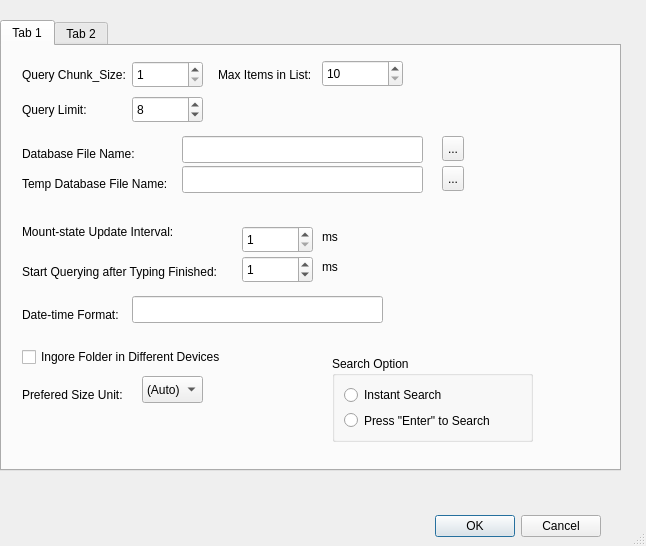
Before: the Qt Designer form src/DawnlightSearch/Ui_advanced_setting_dialog.ui in chg-hou/DawnlightSearch, drawn with Qt 5.
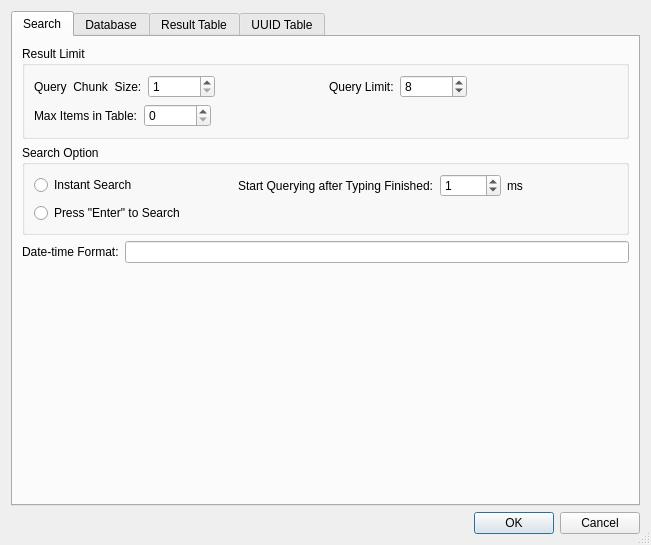
After: the same form once the commit is applied.

```diff
--- a/src/DawnlightSearch/Ui_advanced_setting_dialog.ui
+++ b/src/DawnlightSearch/Ui_advanced_setting_dialog.ui
@@ -6,8 +6,8 @@
    <rect>
     <x>0</x>
     <y>0</y>
-    <width>646</width>
-    <height>546</height>
+    <width>651</width>
+    <height>545</height>
    </rect>
   </property>
   <property name="windowTitle">
@@ -16,49 +16,56 @@
   <property name="sizeGripEnabled">
    <bool>true</bool>
   </property>
-  <widget class="QDialogButtonBox" name="buttonBox">
-   <property name="geometry">
-    <rect>
-     <x>260</x>
-     <y>510</y>
-     <width>341</width>
-     <height>32</height>
-    </rect>
-   </property>
-   <property name="orientation">
-    <enum>Qt::Horizontal</enum>
-   </property>
-   <property name="standardButtons">
-    <set>QDialogButtonBox::Cancel|QDialogButtonBox::Ok</set>
-   </property>
-  </widget>
+  <layout class="QVBoxLayout" name="verticalLayout_7">
+   <item>
   <widget class="QTabWidget" name="tabWidget">
-   <property name="geometry">
-    <rect>
-     <x>0</x>
-     <y>20</y>
-     <width>621</width>
-     <height>451</height>
-    </rect>
+     <property name="focusPolicy">
+      <enum>Qt::TabFocus</enum>
+     </property>
+     <property name="tabShape">
+      <enum>QTabWidget::Rounded</enum>
    </property>
    <property name="currentIndex">
     <number>0</number>
    </property>
+     <property name="usesScrollButtons">
+      <bool>true</bool>
+     </property>
+     <property name="documentMode">
+      <bool>false</bool>
+     </property>
+     <property name="tabsClosable">
+      <bool>false</bool>
+     </property>
+     <property name="movable">
+      <bool>true</bool>
+     </property>
+     <property name="tabBarAutoHide">
+      <bool>true</bool>
+     </property>
    <widget class="QWidget" name="tab">
     <attribute name="title">
-     <string>Tab 1</string>
-    </attribute>
+       <string>Search</string>
+      </attribute>
+      <layout class="QVBoxLayout" name="verticalLayout_6">
+       <item>
+        <widget class="QGroupBox" name="groupBox_8">
+         <property name="title">
+          <string>Result Limit</string>
+         </property>
+         <layout class="QGridLayout" name="gridLayout_2">
+          <item row="0" column="0">
+           <layout class="QHBoxLayout" name="horizontalLayout_7">
+            <item>
     <widget class="QLabel" name="label_query_chuck_size">
-     <property name="geometry">
-      <rect>
-       <x>20</x>
-       <y>20</y>
-       <width>121</width>
-       <height>17</height>
-      </rect>
+              <property name="sizePolicy">
+               <sizepolicy hsizetype="Preferred" vsizetype="Preferred">
+                <horstretch>0</horstretch>
+                <verstretch>0</verstretch>
+               </sizepolicy>
      </property>
      <property name="text">
-      <string>Query Chunk_Size:</string>
+               <string>Query  Chunk  Size:</string>
      </property>
      <property name="scaledContents">
       <bool>false</bool>
@@ -67,14 +74,14 @@
       <bool>false</bool>
      </property>
     </widget>
+            </item>
+            <item>
     <widget class="QSpinBox" name="spinBox_label_query_chunk_size">
-     <property name="geometry">
-      <rect>
-       <x>130</x>
-       <y>15</y>
-       <width>71</width>
-       <height>27</height>
-      </rect>
+              <property name="sizePolicy">
+               <sizepolicy hsizetype="Minimum" vsizetype="Fixed">
+                <horstretch>0</horstretch>
+                <verstretch>0</verstretch>
+               </sizepolicy>
      </property>
      <property name="layoutDirection">
       <enum>Qt::LeftToRight</enum>
@@ -101,44 +108,26 @@
       <number>1</number>
      </property>
     </widget>
-    <widget class="QSpinBox" name="spinBox_model_max_items">
-     <property name="geometry">
-      <rect>
-       <x>320</x>
-       <y>14</y>
-       <width>81</width>
-       <height>27</height>
-      </rect>
-     </property>
-     <property name="minimum">
-      <number>10</number>
-     </property>
-     <property name="maximum">
-      <number>999999999</number>
-     </property>
-    </widget>
-    <widget class="QLabel" name="label_2">
-     <property name="geometry">
-      <rect>
-       <x>216</x>
-       <y>20</y>
-       <width>121</width>
-       <height>17</height>
-      </rect>
-     </property>
-     <property name="text">
-      <string>Max Items in List:</string>
-     </property>
-    </widget>
+            </item>
+            <item>
+             <spacer name="horizontalSpacer_8">
+              <property name="orientation">
+               <enum>Qt::Horizontal</enum>
+              </property>
+              <property name="sizeHint" stdset="0">
+               <size>
+                <width>40</width>
+                <height>20</height>
+               </size>
+              </property>
+             </spacer>
+            </item>
+           </layout>
+          </item>
+          <item row="0" column="1">
+           <layout class="QHBoxLayout" name="horizontalLayout_9">
+            <item>
     <widget class="QLabel" name="label_query_chuck_size_2">
-     <property name="geometry">
-      <rect>
-       <x>20</x>
-       <y>55</y>
-       <width>121</width>
-       <height>17</height>
-      </rect>
-     </property>
      <property name="text">
       <string>Query Limit:</string>
      </property>
@@ -149,15 +138,9 @@
       <bool>false</bool>
      </property>
     </widget>
+            </item>
+            <item>
     <widget class="QSpinBox" name="spinBox_query_limit">
-     <property name="geometry">
-      <rect>
-       <x>130</x>
-       <y>50</y>
-       <width>71</width>
-       <height>27</height>
-      </rect>
-     </property>
      <property name="layoutDirection">
       <enum>Qt::LeftToRight</enum>
      </property>
@@ -183,153 +166,91 @@
       <number>8</number>
      </property>
     </widget>
-    <widget class="QLabel" name="label_3">
-     <property name="geometry">
-      <rect>
-       <x>20</x>
-       <y>100</y>
-       <width>121</width>
-       <height>16</height>
-      </rect>
-     </property>
-     <property name="text">
-      <string>Database File Name:</string>
-     </property>
-    </widget>
-    <widget class="QLabel" name="label_4">
-     <property name="geometry">
-      <rect>
-       <x>20</x>
-       <y>130</y>
-       <width>151</width>
-       <height>16</height>
-      </rect>
-     </property>
+            </item>
+            <item>
+             <spacer name="horizontalSpacer_10">
+              <property name="orientation">
+               <enum>Qt::Horizontal</enum>
+              </property>
+              <property name="sizeHint" stdset="0">
+               <size>
+                <width>40</width>
+                <height>20</height>
+               </size>
+              </property>
+             </spacer>
+            </item>
+           </layout>
+          </item>
+          <item row="1" column="0">
+           <layout class="QHBoxLayout" name="horizontalLayout_8">
+            <item>
+             <widget class="QLabel" name="label_2">
      <property name="text">
-      <string>Temp Database File Name:</string>
-     </property>
-    </widget>
-    <widget class="QLineEdit" name="lineEdit_Database_File_Name">
-     <property name="geometry">
-      <rect>
-       <x>180</x>
-       <y>90</y>
-       <width>241</width>
-       <height>27</height>
-      </rect>
-     </property>
-    </widget>
-    <widget class="QLineEdit" name="lineEdit_Temp_Database_File_Name">
-     <property name="geometry">
-      <rect>
-       <x>180</x>
-       <y>120</y>
-       <width>241</width>
-       <height>27</height>
-      </rect>
-     </property>
-    </widget>
-    <widget class="QToolButton" name="toolButton_Database_File_Name">
-     <property name="geometry">
-      <rect>
-       <x>440</x>
-       <y>90</y>
-       <width>22</width>
-       <height>25</height>
-      </rect>
-     </property>
-     <property name="text">
-      <string>...</string>
-     </property>
-    </widget>
-    <widget class="QToolButton" name="toolButton_Temp_Database_File_Name">
-     <property name="geometry">
-      <rect>
-       <x>440</x>
-       <y>120</y>
-       <width>22</width>
-       <height>25</height>
-      </rect>
-     </property>
-     <property name="text">
-      <string>...</string>
-     </property>
-    </widget>
-    <widget class="QLabel" name="label_query_chuck_size_3">
-     <property name="geometry">
-      <rect>
-       <x>20</x>
-       <y>165</y>
-       <width>171</width>
-       <height>41</height>
-      </rect>
-     </property>
-     <property name="text">
-      <string>Mount-state Update Interval:</string>
-     </property>
-     <property name="wordWrap">
-      <bool>false</bool>
-     </property>
-    </widget>
-    <widget class="QSpinBox" name="spinBox_mount_state_update_interval">
-     <property name="geometry">
-      <rect>
-       <x>240</x>
-       <y>180</y>
-       <width>71</width>
-       <height>27</height>
-      </rect>
-     </property>
-     <property name="layoutDirection">
-      <enum>Qt::LeftToRight</enum>
-     </property>
-     <property name="autoFillBackground">
-      <bool>false</bool>
-     </property>
-     <property name="buttonSymbols">
-      <enum>QAbstractSpinBox::UpDownArrows</enum>
-     </property>
-     <property name="accelerated">
-      <bool>true</bool>
-     </property>
-     <property name="showGroupSeparator" stdset="0">
-      <bool>false</bool>
-     </property>
+               <string>Max Items in Table:</string>
+              </property>
+             </widget>
+            </item>
+            <item>
+             <widget class="QSpinBox" name="spinBox_model_max_items">
      <property name="minimum">
-      <number>1</number>
+               <number>0</number>
      </property>
      <property name="maximum">
       <number>999999999</number>
      </property>
-     <property name="value">
-      <number>1</number>
-     </property>
-    </widget>
-    <widget class="QLabel" name="label_query_chuck_size_4">
-     <property name="geometry">
-      <rect>
-       <x>320</x>
-       <y>180</y>
-       <width>31</width>
-       <height>21</height>
-      </rect>
-     </property>
+             </widget>
+            </item>
+            <item>
+             <spacer name="horizontalSpacer_9">
+              <property name="orientation">
+               <enum>Qt::Horizontal</enum>
+              </property>
+              <property name="sizeHint" stdset="0">
+               <size>
+                <width>40</width>
+                <height>20</height>
+               </size>
+              </property>
+             </spacer>
+            </item>
+           </layout>
+          </item>
+         </layout>
+        </widget>
+       </item>
+       <item>
+        <widget class="QGroupBox" name="groupBox">
+         <property name="title">
+          <string>Search Option</string>
+         </property>
+         <layout class="QVBoxLayout" name="verticalLayout">
+          <item>
+           <layout class="QHBoxLayout" name="horizontalLayout_13">
+            <item>
+             <layout class="QHBoxLayout" name="horizontalLayout_10">
+              <item>
+               <widget class="QRadioButton" name="radioButton_instant_search">
      <property name="text">
-      <string>ms</string>
-     </property>
-     <property name="wordWrap">
-      <bool>false</bool>
-     </property>
-    </widget>
+                 <string>Instant Search</string>
+                </property>
+               </widget>
+              </item>
+              <item>
+               <spacer name="horizontalSpacer_11">
+                <property name="orientation">
+                 <enum>Qt::Horizontal</enum>
+                </property>
+                <property name="sizeHint" stdset="0">
+                 <size>
+                  <width>40</width>
+                  <height>20</height>
+                 </size>
+                </property>
+               </spacer>
+              </item>
+              <item>
     <widget class="QLabel" name="label_query_chuck_size_5">
-     <property name="geometry">
-      <rect>
-       <x>20</x>
-       <y>205</y>
-       <width>211</width>
-       <height>41</height>
-      </rect>
-     </property>
      <property name="text">
       <string>Start Querying after Typing Finished:</string>
      </property>
@@ -337,15 +258,9 @@
       <bool>false</bool>
      </property>
     </widget>
+              </item>
+              <item>
     <widget class="QSpinBox" name="spinBox_lazy_query_interval">
-     <property name="geometry">
-      <rect>
-       <x>240</x>
-       <y>210</y>
-       <width>71</width>
-       <height>27</height>
-      </rect>
-     </property>
      <property name="layoutDirection">
       <enum>Qt::LeftToRight</enum>
      </property>
@@ -365,21 +280,15 @@
       <number>0</number>
      </property>
      <property name="maximum">
-      <number>999999999</number>
+                 <number>10000</number>
      </property>
      <property name="value">
       <number>1</number>
      </property>
     </widget>
+              </item>
+              <item>
     <widget class="QLabel" name="label_query_chuck_size_6">
-     <property name="geometry">
-      <rect>
-       <x>320</x>
-       <y>210</y>
-       <width>31</width>
-       <height>21</height>
-      </rect>
-     </property>
      <property name="text">
       <string>ms</string>
      </property>
@@ -387,28 +296,45 @@
       <bool>false</bool>
      </property>
     </widget>
+              </item>
+              <item>
+               <spacer name="horizontalSpacer_7">
+                <property name="orientation">
+                 <enum>Qt::Horizontal</enum>
+                </property>
+                <property name="sizeHint" stdset="0">
+                 <size>
+                  <width>40</width>
+                  <height>20</height>
+                 </size>
+                </property>
+               </spacer>
+              </item>
+             </layout>
+            </item>
+           </layout>
+          </item>
+          <item>
+           <widget class="QRadioButton" name="radioButton_enter_to_search">
+            <property name="text">
+             <string>Press &quot;Enter&quot; to Search</string>
+            </property>
+           </widget>
+          </item>
+         </layout>
+        </widget>
+       </item>
+       <item>
+        <layout class="QHBoxLayout" name="horizontalLayout_11">
+         <item>
     <widget class="QLabel" name="label_5">
-     <property name="geometry">
-      <rect>
-       <x>20</x>
-       <y>260</y>
-       <width>111</width>
-       <height>17</height>
-      </rect>
-     </property>
      <property name="text">
       <string>Date-time Format:</string>
      </property>
     </widget>
+         </item>
+         <item>
     <widget class="QLineEdit" name="lineEdit_datetime_format">
-     <property name="geometry">
-      <rect>
-       <x>130</x>
-       <y>250</y>
-       <width>251</width>
-       <height>27</height>
-      </rect>
-     </property>
      <property name="toolTip">
       <string>&lt;html&gt;&lt;head/&gt;&lt;body&gt;
 
@@ -460,15 +386,79 @@
 &lt;/body&gt;&lt;/html&gt;</string>
      </property>
     </widget>
+         </item>
+        </layout>
+       </item>
+       <item>
+        <spacer name="verticalSpacer">
+         <property name="orientation">
+          <enum>Qt::Vertical</enum>
+         </property>
+         <property name="sizeHint" stdset="0">
+          <size>
+           <width>20</width>
+           <height>40</height>
+          </size>
+         </property>
+        </spacer>
+       </item>
+      </layout>
+      <zorder>groupBox</zorder>
+      <zorder>groupBox_8</zorder>
+      <zorder>label_query_chuck_size_5</zorder>
+      <zorder>verticalSpacer</zorder>
+      <zorder>horizontalLayoutWidget_11</zorder>
+     </widget>
+     <widget class="QWidget" name="tab_9">
+      <attribute name="title">
+       <string>Database</string>
+      </attribute>
+      <layout class="QVBoxLayout" name="verticalLayout_8">
+       <item>
+        <widget class="QGroupBox" name="groupBox_7">
+         <property name="title">
+          <string>Database Location</string>
+         </property>
+         <layout class="QGridLayout" name="gridLayout">
+          <item row="0" column="0">
+           <widget class="QLabel" name="label_3">
+            <property name="text">
+             <string>Main Database File Name:</string>
+            </property>
+           </widget>
+          </item>
+          <item row="0" column="1">
+           <widget class="QLineEdit" name="lineEdit_Database_File_Name"/>
+          </item>
+          <item row="0" column="2">
+           <widget class="QToolButton" name="toolButton_Database_File_Name">
+            <property name="text">
+             <string>...</string>
+            </property>
+           </widget>
+          </item>
+          <item row="1" column="0">
+           <widget class="QLabel" name="label_4">
+            <property name="text">
+             <string>Temp Database File Name:</string>
+            </property>
+           </widget>
+          </item>
+          <item row="1" column="1">
+           <widget class="QLineEdit" name="lineEdit_Temp_Database_File_Name"/>
+          </item>
+          <item row="1" column="2">
+           <widget class="QToolButton" name="toolButton_Temp_Database_File_Name">
+            <property name="text">
+             <string>...</string>
+            </property>
+           </widget>
+          </item>
+         </layout>
+        </widget>
+       </item>
+       <item>
     <widget class="QCheckBox" name="checkBox_skip_diff_dev">
-     <property name="geometry">
-      <rect>
-       <x>20</x>
-       <y>300</y>
-       <width>221</width>
-       <height>22</height>
-      </rect>
-     </property>
      <property name="toolTip">
       <string>&lt;html&gt;&lt;head/&gt;&lt;body&gt;&lt;p&gt;Will tree walk all folders under the root path, no matter whether the subfolders are in the same devices as the root path.&lt;/p&gt;&lt;/body&gt;&lt;/html&gt;</string>
      </property>
@@ -476,28 +466,38 @@
       <string>Ingore Folder in Different Devices</string>
      </property>
     </widget>
+       </item>
+       <item>
+        <spacer name="verticalSpacer_2">
+         <property name="orientation">
+          <enum>Qt::Vertical</enum>
+         </property>
+         <property name="sizeHint" stdset="0">
+          <size>
+           <width>20</width>
+           <height>40</height>
+          </size>
+         </property>
+        </spacer>
+       </item>
+      </layout>
+     </widget>
+     <widget class="QWidget" name="tab_10">
+      <attribute name="title">
+       <string>Result Table</string>
+      </attribute>
+      <layout class="QVBoxLayout" name="verticalLayout_9">
+       <item>
+        <layout class="QHBoxLayout" name="horizontalLayout_12">
+         <item>
     <widget class="QLabel" name="label_6">
-     <property name="geometry">
-      <rect>
-       <x>20</x>
-       <y>340</y>
-       <width>111</width>
-       <height>17</height>
-      </rect>
-     </property>
      <property name="text">
       <string>Prefered Size Unit:</string>
      </property>
     </widget>
+         </item>
+         <item>
     <widget class="QComboBox" name="comboBox_size_unit">
-     <property name="geometry">
-      <rect>
-       <x>140</x>
-       <y>330</y>
-       <width>61</width>
-       <height>27</height>
-      </rect>
-     </property>
      <item>
       <property name="text">
        <string>(Auto)</string>
@@ -534,150 +534,303 @@
       </property>
      </item>
     </widget>
-    <widget class="QGroupBox" name="groupBox">
-     <property name="geometry">
-      <rect>
-       <x>330</x>
-       <y>310</y>
-       <width>201</width>
-       <height>86</height>
-      </rect>
-     </property>
-     <property name="title">
-      <string>Search Option</string>
-     </property>
-     <layout class="QVBoxLayout" name="verticalLayout">
+         </item>
       <item>
-       <widget class="QRadioButton" name="radioButton_instant_search">
-        <property name="text">
-         <string>Instant Search</string>
-        </property>
-       </widget>
-      </item>
+          <spacer name="horizontalSpacer_12">
+           <property name="orientation">
+            <enum>Qt::Horizontal</enum>
+           </property>
+           <property name="sizeHint" stdset="0">
+            <size>
+             <width>40</width>
+             <height>20</height>
+            </size>
+           </property>
+          </spacer>
+         </item>
+        </layout>
+       </item>
       <item>
-       <widget class="QRadioButton" name="radioButton_enter_to_search">
-        <property name="text">
-         <string>Press &quot;Enter&quot; to Search</string>
-        </property>
-       </widget>
-      </item>
-     </layout>
-    </widget>
+        <spacer name="verticalSpacer_3">
+         <property name="orientation">
+          <enum>Qt::Vertical</enum>
+         </property>
+         <property name="sizeHint" stdset="0">
+          <size>
+           <width>20</width>
+           <height>405</height>
+          </size>
+         </property>
+        </spacer>
+       </item>
+      </layout>
    </widget>
    <widget class="QWidget" name="tab_2">
     <attribute name="title">
-     <string>Tab 2</string>
-    </attribute>
-    <widget class="QLabel" name="label">
-     <property name="geometry">
-      <rect>
-       <x>30</x>
-       <y>20</y>
-       <width>421</width>
-       <height>51</height>
-      </rect>
-     </property>
-     <property name="styleSheet">
-      <string notr="true">border-top-color: rgb(150, 129, 255);
-font: 75 italic 72pt &quot;Noto Sans&quot;;
-color : blue; </string>
-     </property>
+       <string>UUID Table</string>
+      </attribute>
+      <layout class="QVBoxLayout" name="verticalLayout_10">
+       <item>
+        <layout class="QHBoxLayout" name="horizontalLayout_14">
+         <item>
+          <widget class="QGroupBox" name="groupBox_4">
+           <property name="title">
+            <string>Timer Interval</string>
+           </property>
+           <layout class="QVBoxLayout" name="verticalLayout_5">
+            <item>
+             <layout class="QHBoxLayout" name="horizontalLayout">
+              <item>
+               <widget class="QLabel" name="label_query_chuck_size_3">
      <property name="text">
-      <string>TextLabel</string>
-     </property>
-    </widget>
-    <widget class="QTableWidget" name="tableWidget">
-     <property name="geometry">
-      <rect>
-       <x>40</x>
-       <y>130</y>
-       <width>411</width>
-       <height>171</height>
-      </rect>
-     </property>
-     <row>
-      <property name="text">
-       <string>New Row</string>
-      </property>
-     </row>
-     <row>
-      <property name="text">
-       <string>New Row</string>
-      </property>
-     </row>
-     <row>
-      <property name="text">
-       <string>New Row</string>
-      </property>
-     </row>
-     <row>
-      <property name="text">
-       <string>New Row</string>
-      </property>
-     </row>
-     <column>
-      <property name="text">
-       <string>New Column</string>
-      </property>
-     </column>
-     <column>
-      <property name="text">
-       <string>New Column</string>
-      </property>
-     </column>
-     <column>
-      <property name="text">
-       <string>New Column</string>
-      </property>
-     </column>
-     <item row="0" column="0">
-      <property name="text">
-       <string>df</string>
-      </property>
-     </item>
-     <item row="0" column="1">
+                 <string>Mount-state Update:</string>
+                </property>
+                <property name="wordWrap">
+                 <bool>false</bool>
+                </property>
+               </widget>
+              </item>
+              <item>
+               <spacer name="horizontalSpacer">
+                <property name="orientation">
+                 <enum>Qt::Horizontal</enum>
+                </property>
+                <property name="sizeHint" stdset="0">
+                 <size>
+                  <width>40</width>
+                  <height>20</height>
+                 </size>
+                </property>
+               </spacer>
+              </item>
+              <item>
+               <widget class="QSpinBox" name="spinBox_mount_state_update_interval">
+                <property name="layoutDirection">
+                 <enum>Qt::LeftToRight</enum>
+                </property>
+                <property name="autoFillBackground">
+                 <bool>false</bool>
+                </property>
+                <property name="buttonSymbols">
+                 <enum>QAbstractSpinBox::UpDownArrows</enum>
+                </property>
+                <property name="accelerated">
+                 <bool>true</bool>
+                </property>
+                <property name="showGroupSeparator" stdset="0">
+                 <bool>false</bool>
+                </property>
+                <property name="minimum">
+                 <number>0</number>
+                </property>
+                <property name="maximum">
+                 <number>9999999</number>
+                </property>
+                <property name="value">
+                 <number>1</number>
+                </property>
+               </widget>
+              </item>
+              <item>
+               <widget class="QLabel" name="label_query_chuck_size_4">
       <property name="text">
-       <string>3</string>
-      </property>
-     </item>
-     <item row="1" column="0">
+                 <string>ms</string>
+                </property>
+                <property name="wordWrap">
+                 <bool>false</bool>
+                </property>
+               </widget>
+              </item>
+             </layout>
+            </item>
+            <item>
+             <layout class="QHBoxLayout" name="horizontalLayout_2">
+              <item>
+               <widget class="QLabel" name="label_query_chuck_size_19">
       <property name="text">
-       <string>z</string>
-      </property>
-     </item>
-     <item row="1" column="2">
-      <property name="text">
-       <string>2</string>
-      </property>
-     </item>
-     <item row="2" column="0">
-      <property name="text">
-       <string>c</string>
-      </property>
-     </item>
-     <item row="2" column="2">
+                 <string>Rows Update:</string>
+                </property>
+                <property name="wordWrap">
+                 <bool>false</bool>
+                </property>
+               </widget>
+              </item>
+              <item>
+               <spacer name="horizontalSpacer_2">
+                <property name="orientation">
+                 <enum>Qt::Horizontal</enum>
+                </property>
+                <property name="sizeHint" stdset="0">
+                 <size>
+                  <width>40</width>
+                  <height>20</height>
+                 </size>
+                </property>
+               </spacer>
+              </item>
+              <item>
+               <widget class="QSpinBox" name="spinBox_rowid_update_interval">
+                <property name="layoutDirection">
+                 <enum>Qt::LeftToRight</enum>
+                </property>
+                <property name="autoFillBackground">
+                 <bool>false</bool>
+                </property>
+                <property name="buttonSymbols">
+                 <enum>QAbstractSpinBox::UpDownArrows</enum>
+                </property>
+                <property name="accelerated">
+                 <bool>true</bool>
+                </property>
+                <property name="showGroupSeparator" stdset="0">
+                 <bool>false</bool>
+                </property>
+                <property name="minimum">
+                 <number>0</number>
+                </property>
+                <property name="maximum">
+                 <number>9999999</number>
+                </property>
+                <property name="value">
+                 <number>1</number>
+                </property>
+               </widget>
+              </item>
+              <item>
+               <widget class="QLabel" name="label_query_chuck_size_20">
       <property name="text">
-       <string>d</string>
-      </property>
-     </item>
-     <item row="3" column="0">
+                 <string>ms</string>
+                </property>
+                <property name="wordWrap">
+                 <bool>false</bool>
+                </property>
+               </widget>
+              </item>
+             </layout>
+            </item>
+            <item>
+             <layout class="QHBoxLayout" name="horizontalLayout_3">
+              <item>
+               <widget class="QLabel" name="label_query_chuck_size_21">
       <property name="text">
-       <string>g</string>
-      </property>
-     </item>
-     <item row="3" column="1">
-      <property name="text">
-       <string>d</string>
-      </property>
-     </item>
-     <item row="3" column="2">
+                 <string>Database Update:</string>
+                </property>
+                <property name="wordWrap">
+                 <bool>false</bool>
+                </property>
+               </widget>
+              </item>
+              <item>
+               <spacer name="horizontalSpacer_3">
+                <property name="orientation">
+                 <enum>Qt::Horizontal</enum>
+                </property>
+                <property name="sizeHint" stdset="0">
+                 <size>
+                  <width>40</width>
+                  <height>20</height>
+                 </size>
+                </property>
+               </spacer>
+              </item>
+              <item>
+               <widget class="QSpinBox" name="spinBox_db_update_interval">
+                <property name="layoutDirection">
+                 <enum>Qt::LeftToRight</enum>
+                </property>
+                <property name="autoFillBackground">
+                 <bool>false</bool>
+                </property>
+                <property name="buttonSymbols">
+                 <enum>QAbstractSpinBox::UpDownArrows</enum>
+                </property>
+                <property name="accelerated">
+                 <bool>true</bool>
+                </property>
+                <property name="showGroupSeparator" stdset="0">
+                 <bool>false</bool>
+                </property>
+                <property name="minimum">
+                 <number>0</number>
+                </property>
+                <property name="maximum">
+                 <number>9999999</number>
+                </property>
+                <property name="value">
+                 <number>1</number>
+                </property>
+               </widget>
+              </item>
+              <item>
+               <widget class="QLabel" name="label_query_chuck_size_22">
       <property name="text">
-       <string>f</string>
-      </property>
-     </item>
-    </widget>
-   </widget>
-  </widget>
+                 <string>ms</string>
+                </property>
+                <property name="wordWrap">
+                 <bool>false</bool>
+                </property>
+               </widget>
+              </item>
+             </layout>
+            </item>
+           </layout>
+           <zorder>horizontalLayoutWidget_3</zorder>
+           <zorder>horizontalLayoutWidget</zorder>
+           <zorder>horizontalLayoutWidget_2</zorder>
+           <zorder>spinBox_mount_state_update_interval</zorder>
+           <zorder>label_query_chuck_size_3</zorder>
+           <zorder>label_query_chuck_size_4</zorder>
+           <zorder>label_query_chuck_size_20</zorder>
+           <zorder>label_query_chuck_size_19</zorder>
+           <zorder>spinBox_rowid_update_interval</zorder>
+           <zorder>label_query_chuck_size_22</zorder>
+           <zorder>spinBox_db_update_interval</zorder>
+           <zorder>label_query_chuck_size_21</zorder>
+          </widget>
+         </item>
+         <item>
+          <spacer name="horizontalSpacer_13">
+           <property name="orientation">
+            <enum>Qt::Horizontal</enum>
+           </property>
+           <property name="sizeHint" stdset="0">
+            <size>
+             <width>40</width>
+             <height>20</height>
+            </size>
+           </property>
+          </spacer>
+         </item>
+        </layout>
+       </item>
+       <item>
+        <spacer name="verticalSpacer_4">
+         <property name="orientation">
+          <enum>Qt::Vertical</enum>
+         </property>
+         <property name="sizeHint" stdset="0">
+          <size>
+           <width>20</width>
+           <height>297</height>
+          </size>
+         </property>
+        </spacer>
+       </item>
+      </layout>
+     </widget>
+    </widget>
+   </item>
+   <item>
+    <widget class="QDialogButtonBox" name="buttonBox">
+     <property name="orientation">
+      <enum>Qt::Horizontal</enum>
+     </property>
+     <property name="standardButtons">
+      <set>QDialogButtonBox::Cancel|QDialogButtonBox::Ok</set>
+     </property>
+    </widget>
+   </item>
+  </layout>
  </widget>
  <resources/>
  <connections>
```
Lines whose indentation alone changed are shown as unchanged.
